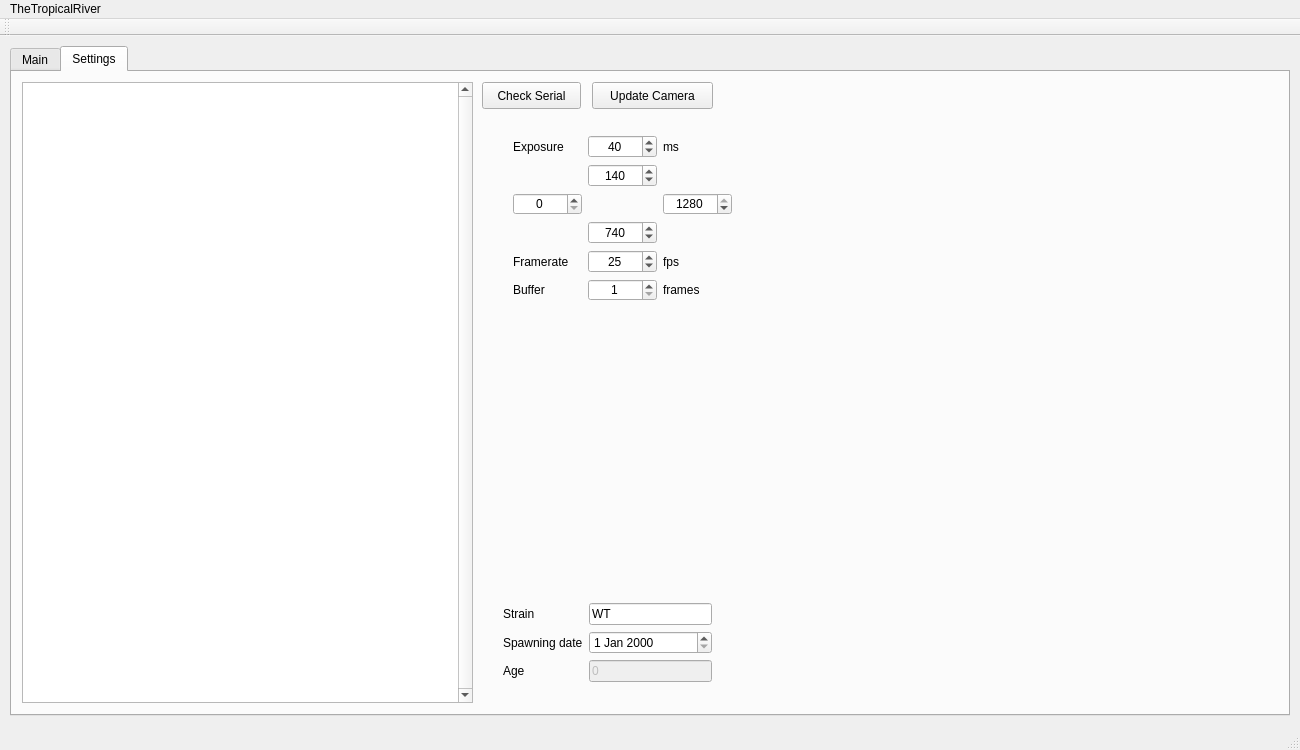
Before: the Qt Designer form GUI/mainwindow.ui in LJPZebra/the_tropical_river_control, drawn with Qt 5.
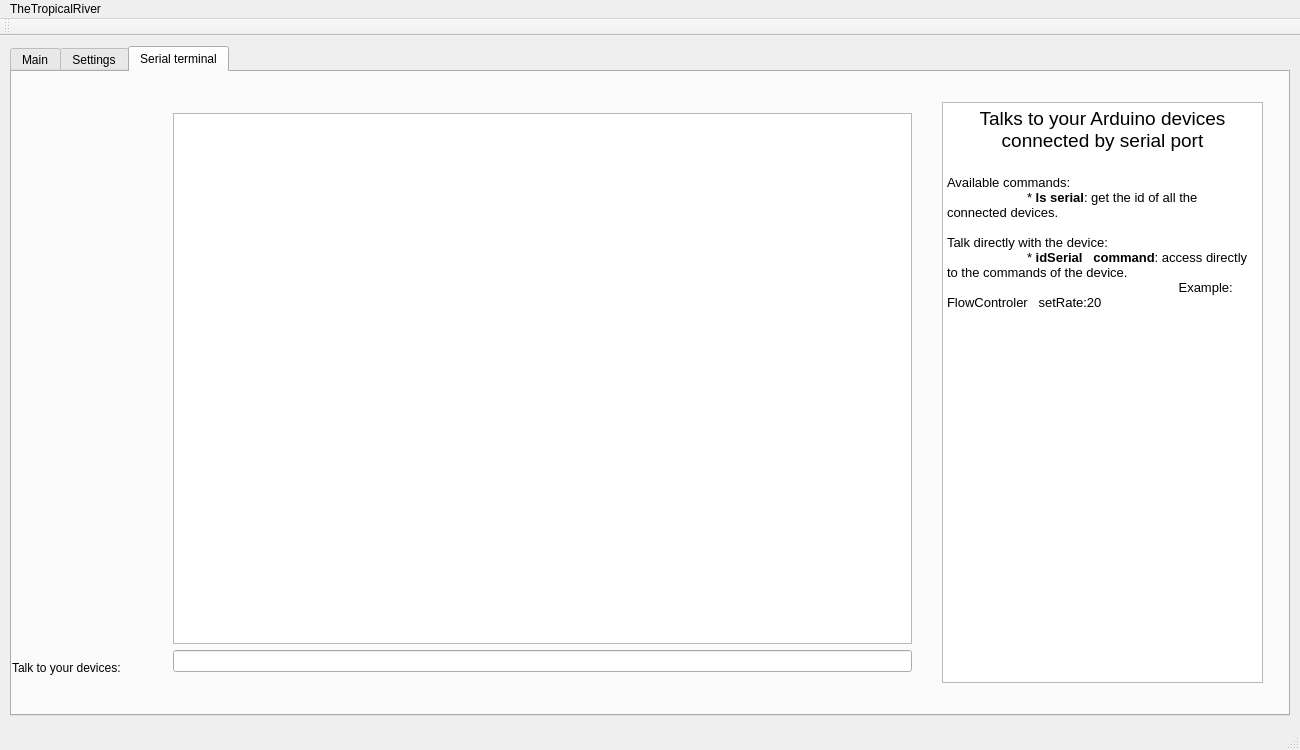
After: the same form once the commit is applied. Custom widgets are drawn as their Qt base class.

Commit message:
Serial communication
Add a console to speak to serials.
Change protocol loop to automatically indicate in the protocol file the serial and the command ==> avoid hardcoding this in the code

```diff
--- a/GUI/mainwindow.ui
+++ b/GUI/mainwindow.ui
@@ -24,7 +24,7 @@
      </rect>
     </property>
     <property name="currentIndex">
-     <number>1</number>
+     <number>2</number>
     </property>
     <widget class="QWidget" name="tabMain">
      <attribute name="title">
@@ -424,6 +424,70 @@
       </layout>
      </widget>
     </widget>
+    <widget class="QWidget" name="tabSerial">
+     <attribute name="title">
+      <string>Serial terminal</string>
+     </attribute>
+     <widget class="QLabel" name="label">
+      <property name="geometry">
+       <rect>
+        <x>0</x>
+        <y>570</y>
+        <width>141</width>
+        <height>51</height>
+       </rect>
+      </property>
+      <property name="text">
+       <string>Talk to your devices:</string>
+      </property>
+     </widget>
+     <widget class="QTextBrowser" name="textBrowser">
+      <property name="geometry">
+       <rect>
+        <x>930</x>
+        <y>30</y>
+        <width>321</width>
+        <height>581</height>
+       </rect>
+      </property>
+      <property name="html">
+       <string>&lt;!DOCTYPE HTML PUBLIC &quot;-//W3C//DTD HTML 4.0//EN&quot; &quot;http://www.w3.org/TR/REC-html40/strict.dtd&quot;&gt;
+&lt;html&gt;&lt;head&gt;&lt;meta name=&quot;qrichtext&quot; content=&quot;1&quot; /&gt;&lt;style type=&quot;text/css&quot;&gt;
+p, li { white-space: pre-wrap; }
+&lt;/style&gt;&lt;/head&gt;&lt;body style=&quot; font-family:'Ubuntu'; font-size:11pt; font-weight:400; font-style:normal;&quot;&gt;
+&lt;p align=&quot;center&quot; style=&quot; margin-top:0px; margin-bottom:0px; margin-left:0px; margin-right:0px; -qt-block-indent:0; text-indent:0px;&quot;&gt;&lt;span style=&quot; font-size:14pt;&quot;&gt;Talks to your Arduino devices connected by serial port&lt;/span&gt;&lt;/p&gt;
+&lt;p style=&quot;-qt-paragraph-type:empty; margin-top:0px; margin-bottom:0px; margin-left:0px; margin-right:0px; -qt-block-indent:0; text-indent:0px; font-size:14pt;&quot;&gt;&lt;br /&gt;&lt;/p&gt;
+&lt;p style=&quot; margin-top:0px; margin-bottom:0px; margin-left:0px; margin-right:0px; -qt-block-indent:0; text-indent:0px;&quot;&gt;&lt;span style=&quot; font-size:10pt;&quot;&gt;Available commands:&lt;/span&gt;&lt;/p&gt;
+&lt;p style=&quot; margin-top:0px; margin-bottom:0px; margin-left:0px; margin-right:0px; -qt-block-indent:0; text-indent:0px;&quot;&gt;&lt;span style=&quot; font-size:10pt;&quot;&gt;	* &lt;/span&gt;&lt;span style=&quot; font-size:10pt; font-weight:600;&quot;&gt;ls serial&lt;/span&gt;&lt;span style=&quot; font-size:10pt;&quot;&gt;: get the id of all the connected devices.&lt;/span&gt;&lt;/p&gt;
+&lt;p style=&quot; margin-top:0px; margin-bottom:0px; margin-left:0px; margin-right:0px; -qt-block-indent:0; text-indent:0px;&quot;&gt;&lt;span style=&quot; font-size:10pt;&quot;&gt;	&lt;/span&gt;&lt;/p&gt;
+&lt;p style=&quot; margin-top:0px; margin-bottom:0px; margin-left:0px; margin-right:0px; -qt-block-indent:0; text-indent:0px;&quot;&gt;&lt;span style=&quot; font-size:10pt;&quot;&gt;Talk directly with the device:&lt;/span&gt;&lt;/p&gt;
+&lt;p style=&quot; margin-top:0px; margin-bottom:0px; margin-left:0px; margin-right:0px; -qt-block-indent:0; text-indent:0px;&quot;&gt;&lt;span style=&quot; font-size:10pt;&quot;&gt;	* &lt;/span&gt;&lt;span style=&quot; font-size:10pt; font-weight:600;&quot;&gt;idSerial   command&lt;/span&gt;&lt;span style=&quot; font-size:10pt;&quot;&gt;: access directly to the commands of the device.&lt;/span&gt;&lt;/p&gt;
+&lt;p style=&quot; margin-top:0px; margin-bottom:0px; margin-left:0px; margin-right:0px; -qt-block-indent:0; text-indent:0px;&quot;&gt;&lt;span style=&quot; font-size:10pt;&quot;&gt;	                                          Example: FlowControler   setRate:20&lt;/span&gt;&lt;/p&gt;&lt;/body&gt;&lt;/html&gt;</string>
+      </property>
+     </widget>
+     <widget class="QWidget" name="">
+      <property name="geometry">
+       <rect>
+        <x>150</x>
+        <y>30</y>
+        <width>761</width>
+        <height>581</height>
+       </rect>
+      </property>
+      <layout class="QVBoxLayout" name="verticalLayout">
+       <item>
+        <widget class="QPlainTextEdit" name="serialTerminalOutput">
+         <property name="readOnly">
+          <bool>true</bool>
+         </property>
+        </widget>
+       </item>
+       <item>
+        <widget class="QLineEdit" name="serialTerminalInput"/>
+       </item>
+      </layout>
+     </widget>
+    </widget>
    </widget>
   </widget>
   <widget class="QMenuBar" name="menuBar">
```
The commit also changes 2 other files.
